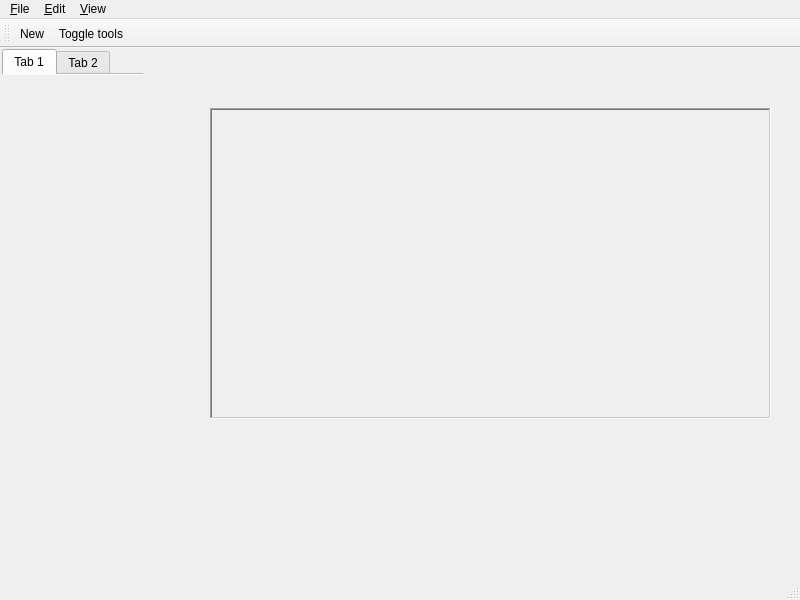
The window that editor.ui (dlon/game1editor) describes before a commit, drawn with Qt 5.
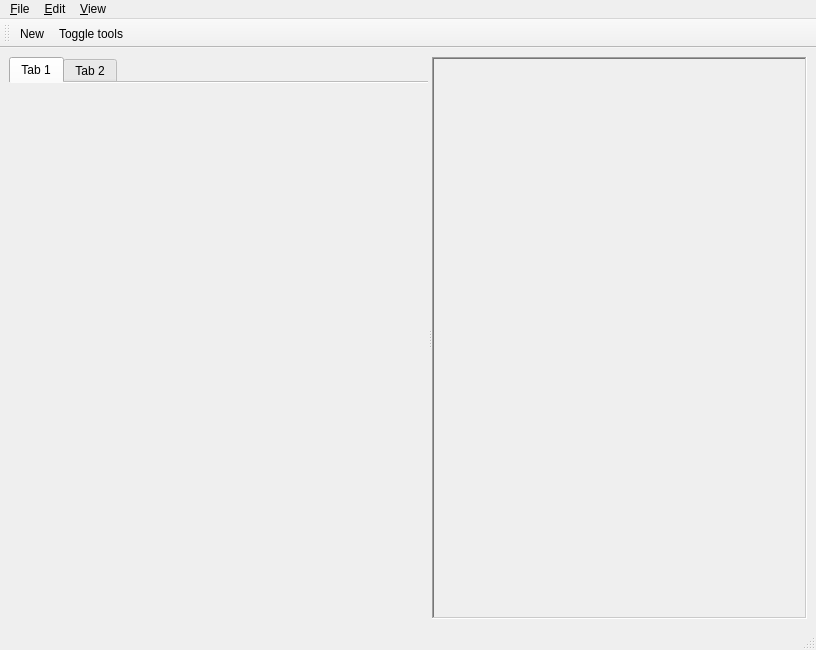
The same window after the commit.

Commit message: added splitter. the widget sizes are off, though

The edit to the form file:
```diff
--- a/editor.ui
+++ b/editor.ui
@@ -6,22 +6,23 @@
    <rect>
     <x>0</x>
     <y>0</y>
-    <width>800</width>
-    <height>600</height>
+    <width>816</width>
+    <height>650</height>
    </rect>
   </property>
   <property name="windowTitle">
    <string>game1 editor</string>
   </property>
   <widget class="QWidget" name="centralwidget">
+   <layout class="QGridLayout" name="gridLayout">
+    <item row="0" column="0">
+     <widget class="QSplitter" name="splitter">
+      <property name="orientation">
+       <enum>Qt::Horizontal</enum>
+      </property>
    <widget class="QTabWidget" name="tabWidget">
-    <property name="geometry">
-     <rect>
-      <x>2</x>
-      <y>1</y>
-      <width>141</width>
-      <height>521</height>
-     </rect>
+       <property name="currentIndex">
+        <number>0</number>
     </property>
     <property name="documentMode">
      <bool>true</bool>
@@ -38,14 +39,6 @@
     </widget>
    </widget>
    <widget class="QFrame" name="frame">
-    <property name="geometry">
-     <rect>
-      <x>210</x>
-      <y>60</y>
-      <width>561</width>
-      <height>311</height>
-     </rect>
-    </property>
     <property name="frameShape">
      <enum>QFrame::WinPanel</enum>
     </property>
@@ -54,12 +47,15 @@
     </property>
    </widget>
   </widget>
+    </item>
+   </layout>
+  </widget>
   <widget class="QMenuBar" name="menubar">
    <property name="geometry">
     <rect>
      <x>0</x>
      <y>0</y>
-     <width>800</width>
+     <width>816</width>
      <height>26</height>
     </rect>
    </property>
```
Lines whose indentation alone changed are shown as unchanged.
